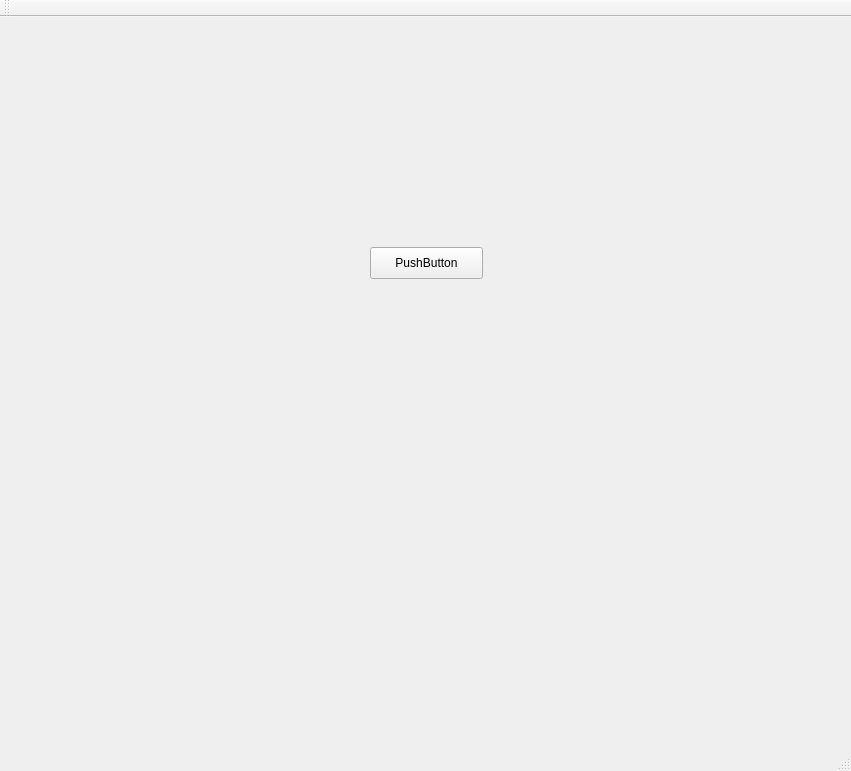
First picture: the form in des.ui, repository Saltuide/Gauss, before the edit.
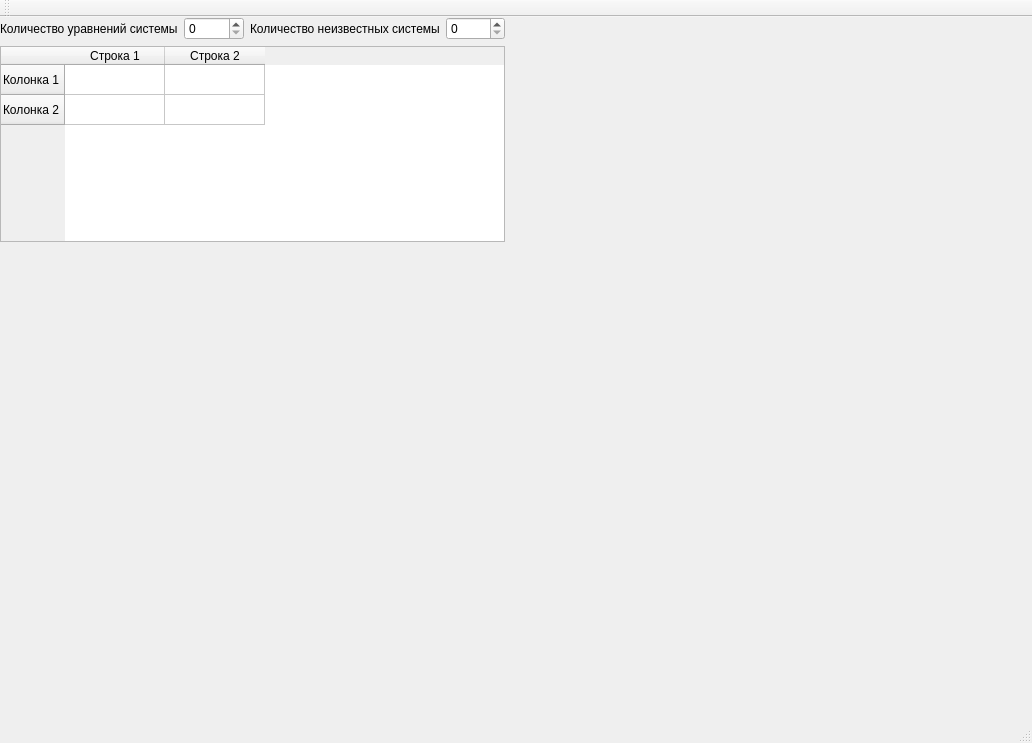
Second picture: the form after the edit.

What changed in the file:
```diff
--- a/des.ui
+++ b/des.ui
@@ -6,26 +6,76 @@
    <rect>
     <x>0</x>
     <y>0</y>
-    <width>851</width>
-    <height>771</height>
+    <width>1032</width>
+    <height>743</height>
    </rect>
   </property>
   <property name="windowTitle">
    <string>MainWindow</string>
   </property>
   <widget class="QWidget" name="centralwidget">
-   <widget class="QPushButton" name="pushButton">
+   <widget class="QWidget" name="verticalLayoutWidget">
     <property name="geometry">
      <rect>
-      <x>370</x>
-      <y>230</y>
-      <width>113</width>
-      <height>32</height>
+      <x>0</x>
+      <y>0</y>
+      <width>505</width>
+      <height>225</height>
      </rect>
     </property>
-    <property name="text">
-     <string>PushButton</string>
-    </property>
+    <layout class="QVBoxLayout" name="mainLayout">
+     <property name="sizeConstraint">
+      <enum>QLayout::SetMaximumSize</enum>
+     </property>
+     <item>
+      <layout class="QHBoxLayout" name="horizontalLayout">
+       <item>
+        <widget class="QLabel" name="rowsNumLabel">
+         <property name="text">
+          <string>Количество уравнений системы</string>
+         </property>
+        </widget>
+       </item>
+       <item>
+        <widget class="QSpinBox" name="rowsNumSpin"/>
+       </item>
+       <item>
+        <widget class="QLabel" name="colsNumLabel">
+         <property name="text">
+          <string>Количество неизвестных системы</string>
+         </property>
+        </widget>
+       </item>
+       <item>
+        <widget class="QSpinBox" name="colsNumSpin"/>
+       </item>
+      </layout>
+     </item>
+     <item>
+      <widget class="QTableWidget" name="tableWidget">
+       <row>
+        <property name="text">
+         <string>Колонка 1</string>
+        </property>
+       </row>
+       <row>
+        <property name="text">
+         <string>Колонка 2</string>
+        </property>
+       </row>
+       <column>
+        <property name="text">
+         <string>Строка 1</string>
+        </property>
+       </column>
+       <column>
+        <property name="text">
+         <string>Строка 2</string>
+        </property>
+       </column>
+      </widget>
+     </item>
+    </layout>
    </widget>
   </widget>
   <widget class="QMenuBar" name="menubar">
```
Left out of the diff: 4 changed lines with no effect on the pictures.
